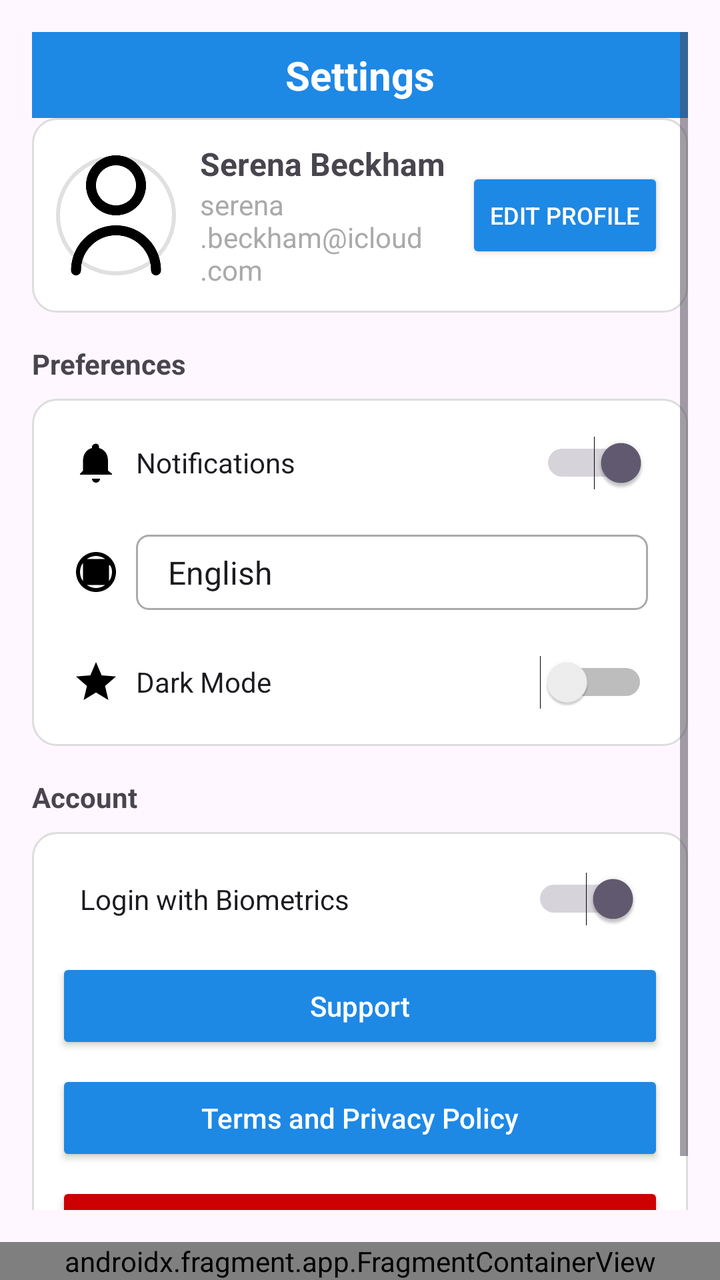
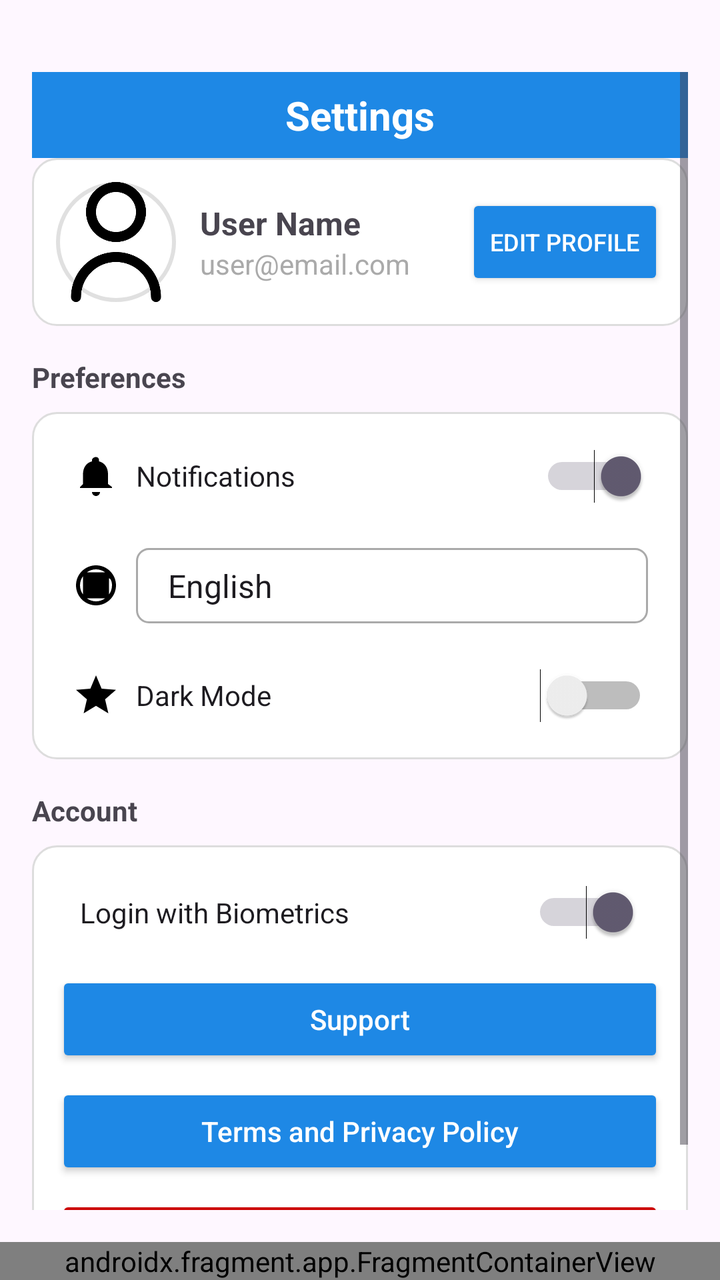

Two renders of the same Android screen: before a commit and after it. Below are the layout's source before the change and the commit's diff.
<!-- AndroidManifest.xml: application theme Theme.AcadenceApp -->
<!-- res/layout/activity_settings.xml -->
<?xml version="1.0" encoding="utf-8"?>
<androidx.constraintlayout.widget.ConstraintLayout xmlns:android="http://schemas.android.com/apk/res/android"
    xmlns:app="http://schemas.android.com/apk/res-auto"
    android:layout_width="match_parent"
    android:layout_height="match_parent">

    
    <ScrollView
        android:id="@+id/SettingsPage"
        android:layout_width="0dp"
        android:layout_height="0dp"
        android:padding="16dp"
        app:layout_constraintTop_toTopOf="parent"
        app:layout_constraintBottom_toTopOf="@id/navbar_container"
        app:layout_constraintStart_toStartOf="parent"
        app:layout_constraintEnd_toEndOf="parent">

        <LinearLayout
            android:layout_width="match_parent"
            android:layout_height="wrap_content"
            android:orientation="vertical">

            
            <TextView
                android:id="@+id/settings_title"
                android:layout_width="match_parent"
                android:layout_height="wrap_content"
                android:text="Settings"
                android:textSize="20sp"
                android:textStyle="bold"
                android:gravity="center"
                android:padding="8dp"
                android:background="@color/blue"
                android:textColor="@android:color/white" />

            
            <LinearLayout
                android:layout_width="match_parent"
                android:layout_height="wrap_content"
                android:orientation="horizontal"
                android:gravity="center_vertical"
                android:padding="12dp"
                android:background="@drawable/rounded_card">

                <ImageView
                    android:id="@+id/profile_image"
                    android:layout_width="60dp"
                    android:layout_height="60dp"
                    android:src="@drawable/user"
                    android:scaleType="centerCrop"
                    android:background="@drawable/circle_background"
                    android:contentDescription="Profile picture" />

                <LinearLayout
                    android:layout_width="0dp"
                    android:layout_height="wrap_content"
                    android:layout_weight="1"
                    android:orientation="vertical"
                    android:paddingStart="12dp">

                    <TextView
                        android:id="@+id/profile_name"
                        android:layout_width="wrap_content"
                        android:layout_height="wrap_content"
                        android:text="Serena Beckham"
                        android:textSize="16sp"
                        android:textStyle="bold" />

                    <TextView
                        android:id="@+id/profile_email"
                        android:layout_width="wrap_content"
                        android:layout_height="wrap_content"
                        android:text="serena.beckham@icloud.com"
                        android:textSize="14sp"
                        android:textColor="@android:color/darker_gray" />
                </LinearLayout>

                <Button
                    android:id="@+id/edit_profile_button"
                    android:layout_width="wrap_content"
                    android:layout_height="wrap_content"
                    android:text="Edit Profile"
                    android:textSize="12sp"
                    android:backgroundTint="@color/blue"
                    android:textColor="@android:color/white" />
            </LinearLayout>

            
            <TextView
                android:layout_width="match_parent"
                android:layout_height="wrap_content"
                android:text="Preferences"
                android:textStyle="bold"
                android:paddingTop="16dp"
                android:paddingBottom="8dp" />

            <LinearLayout
                android:layout_width="match_parent"
                android:layout_height="wrap_content"
                android:orientation="vertical"
                android:background="@drawable/rounded_card">

                
                <Switch
                    android:id="@+id/switch_notifications"
                    android:layout_width="match_parent"
                    android:layout_height="wrap_content"
                    android:drawableStart="@drawable/ic_notfication"
                    android:drawablePadding="8dp"
                    android:text="Notifications"
                    android:checked="true"
                    android:padding="12dp" />

                
                <LinearLayout
                    android:layout_width="match_parent"
                    android:layout_height="wrap_content"
                    android:orientation="horizontal"
                    android:padding="12dp"
                    android:gravity="center_vertical">

                    <ImageView
                        android:layout_width="24dp"
                        android:layout_height="24dp"
                        android:src="@drawable/ic_globe"
                        android:layout_marginEnd="8dp"
                        android:contentDescription="Language Icon" />

                    <Spinner
                        android:id="@+id/spinner_language"
                        android:layout_width="match_parent"
                        android:layout_height="wrap_content"
                        android:background="@drawable/spinner_outline"
                        android:entries="@array/languages"
                        android:padding="8dp" />
                </LinearLayout>

                
                <Switch
                    android:id="@+id/switch_theme"
                    android:layout_width="match_parent"
                    android:layout_height="wrap_content"
                    android:drawableStart="@drawable/ic_star"
                    android:drawablePadding="8dp"
                    android:text="Dark Mode"
                    android:checked="false"
                    android:padding="12dp" />
            </LinearLayout>

            
            <TextView
                android:layout_width="match_parent"
                android:layout_height="wrap_content"
                android:text="Account"
                android:textStyle="bold"
                android:paddingTop="16dp"
                android:paddingBottom="8dp" />

            <LinearLayout
                android:layout_width="match_parent"
                android:layout_height="wrap_content"
                android:orientation="vertical"
                android:background="@drawable/rounded_card"
                android:padding="12dp">

                
                <Switch
                    android:id="@+id/switch_biometrics"
                    android:layout_width="match_parent"
                    android:layout_height="wrap_content"
                    android:text="Login with Biometrics"
                    android:checked="true"
                    android:padding="12dp" />

                
                <Button
                    android:id="@+id/btn_support"
                    android:layout_width="match_parent"
                    android:layout_height="wrap_content"
                    android:text="Support"
                    android:textAllCaps="false"
                    android:backgroundTint="@color/blue"
                    android:textColor="@android:color/white"
                    android:layout_marginTop="8dp" />

                
                <Button
                    android:id="@+id/btn_terms"
                    android:layout_width="match_parent"
                    android:layout_height="wrap_content"
                    android:text="Terms and Privacy Policy"
                    android:textAllCaps="false"
                    android:backgroundTint="@color/blue"
                    android:textColor="@android:color/white"
                    android:layout_marginTop="8dp" />

                
                <Button
                    android:id="@+id/btn_logout"
                    android:layout_width="match_parent"
                    android:layout_height="wrap_content"
                    android:text="Logout"
                    android:textAllCaps="false"
                    android:backgroundTint="@android:color/holo_red_dark"
                    android:textColor="@android:color/white"
                    android:layout_marginTop="8dp" />
            </LinearLayout>

        </LinearLayout>
    </ScrollView>

    
    <androidx.fragment.app.FragmentContainerView
        android:id="@+id/navbar_container"
        android:name="com.example.acadenceapp.NavbarFragment"
        android:layout_width="0dp"
        android:layout_height="wrap_content"
        app:layout_constraintBottom_toBottomOf="parent"
        app:layout_constraintStart_toStartOf="parent"
        app:layout_constraintEnd_toEndOf="parent" />

</androidx.constraintlayout.widget.ConstraintLayout>
<!-- resources referenced by this layout -->
<resources>
  <string-array name="languages">
          <item>English</item>
          <item>Afrikaans</item>
      </string-array>
  <color name="blue">#1E88E5</color>
  <!-- drawable circle_background (drawable) -->
  <?xml version="1.0" encoding="utf-8"?>
  <shape xmlns:android="http://schemas.android.com/apk/res/android"
      android:shape="oval">
      <solid android:color="@android:color/white" />
      <stroke
          android:width="2dp"
          android:color="#E0E0E0" />
  </shape>
  <!-- drawable ic_globe (drawable) -->
  <?xml version="1.0" encoding="utf-8"?>
  <vector xmlns:android="http://schemas.android.com/apk/res/android"
      android:width="24dp"
      android:height="24dp"
      android:viewportWidth="24"
      android:viewportHeight="24">
      <path
          android:fillColor="@android:color/black"
          android:pathData="M12,2C6.48,2 2,6.48 2,12s4.48,10 10,10 10,-4.48 10,-10S17.52,2 12,2zm0,2c1.71,0 3.29,0.56 4.56,1.5h-9.12C8.71,4.56 10.29,4 12,4zm-8,8c0,-1.71 0.56,-3.29 1.5,-4.56v9.12C4.56,15.29 4,13.71 4,12zm8,8c-1.71,0 -3.29,-0.56 -4.56,-1.5h9.12C15.29,19.44 13.71,20 12,20zm6.5,-2.44v-9.12C19.44,8.71 20,10.29 20,12s-0.56,3.29 -1.5,4.56z"/>
  </vector>
  <!-- drawable ic_notfication (drawable) -->
  <?xml version="1.0" encoding="utf-8"?>
  <vector xmlns:android="http://schemas.android.com/apk/res/android"
      android:width="24dp"
      android:height="24dp"
      android:viewportWidth="24"
      android:viewportHeight="24">
      <path
          android:fillColor="@android:color/black"
          android:pathData="M12,22c1.1,0 2,-0.9 2,-2h-4c0,1.1 0.9,2 2,2zm6,-6v-5c0,-3.07 -1.63,-5.64 -4.5,-6.32V4c0,-0.83 -0.67,-1.5 -1.5,-1.5S10,3.17 10,4v0.68C7.13,5.36 5.5,7.92 5.5,11v5l-1.5,1.5v0.5h16v-0.5L18,16z"/>
  </vector>
  <!-- drawable ic_star (drawable) -->
  <?xml version="1.0" encoding="utf-8"?>
  <vector xmlns:android="http://schemas.android.com/apk/res/android"
      android:width="24dp"
      android:height="24dp"
      android:viewportWidth="24"
      android:viewportHeight="24">
      <path
          android:fillColor="@android:color/black"
          android:pathData="M12,17.27L18.18,21l-1.64,-7.03
              L22,9.24l-7.19,-0.61L12,2 9.19,8.63
              2,9.24l5.46,4.73L5.82,21z"/>
  </vector>
  <!-- drawable rounded_card (drawable) -->
  <?xml version="1.0" encoding="utf-8"?>
  <shape xmlns:android="http://schemas.android.com/apk/res/android"
      android:shape="rectangle">
  
      
      <solid android:color="@android:color/white" />
  
      
      <stroke
          android:width="1dp"
          android:color="#DDDDDD" /> 
  
      
      <corners android:radius="12dp" />
  
      
      <padding
          android:left="8dp"
          android:top="8dp"
          android:right="8dp"
          android:bottom="8dp" />
  
  </shape>
  <!-- drawable spinner_outline (drawable) -->
  <?xml version="1.0" encoding="utf-8"?>
  <shape xmlns:android="http://schemas.android.com/apk/res/android"
      android:shape="rectangle">
      <solid android:color="@android:color/transparent" />
      <stroke android:width="1dp" android:color="@android:color/darker_gray" />
      <corners android:radius="6dp" />
  </shape>
  <!-- drawable user: png bitmap (drawable, 12737 bytes) -->
  <style name="Theme.AcadenceApp" parent="Base.Theme.AcadenceApp" />
  <style name="Base.Theme.AcadenceApp" parent="Theme.Material3.DayNight.NoActionBar">
          <item name="colorPrimary">#0066FF</item>   
          <item name="colorPrimaryVariant">#004C99</item> 
          <item name="colorOnPrimary">#FFFFFF</item> 
      </style>
</resources>

<!-- the commit's change to res/layout/activity_settings.xml (unified diff, before → after) -->
@@ -1,5 +1,6 @@
 <?xml version="1.0" encoding="utf-8"?>
-<androidx.constraintlayout.widget.ConstraintLayout xmlns:android="http://schemas.android.com/apk/res/android"
+<androidx.constraintlayout.widget.ConstraintLayout
+    xmlns:android="http://schemas.android.com/apk/res/android"
     xmlns:app="http://schemas.android.com/apk/res-auto"
     android:layout_width="match_parent"
     android:layout_height="match_parent">
@@ -10,6 +11,7 @@
         android:layout_width="0dp"
         android:layout_height="0dp"
         android:padding="16dp"
+        android:layout_marginTop="20dp"
         app:layout_constraintTop_toTopOf="parent"
         app:layout_constraintBottom_toTopOf="@id/navbar_container"
         app:layout_constraintStart_toStartOf="parent"
@@ -62,7 +64,7 @@
                         android:id="@+id/profile_name"
                         android:layout_width="wrap_content"
                         android:layout_height="wrap_content"
-                        android:text="Serena Beckham"
+                        android:text="User Name"
                         android:textSize="16sp"
                         android:textStyle="bold" />
 
@@ -70,7 +72,7 @@
                         android:id="@+id/profile_email"
                         android:layout_width="wrap_content"
                         android:layout_height="wrap_content"
-                        android:text="serena.beckham@icloud.com"
+                        android:text="user@email.com"
                         android:textSize="14sp"
                         android:textColor="@android:color/darker_gray" />
                 </LinearLayout>
@@ -205,7 +207,6 @@
                     android:textColor="@android:color/white"
                     android:layout_marginTop="8dp" />
             </LinearLayout>
-
         </LinearLayout>
     </ScrollView>
 
